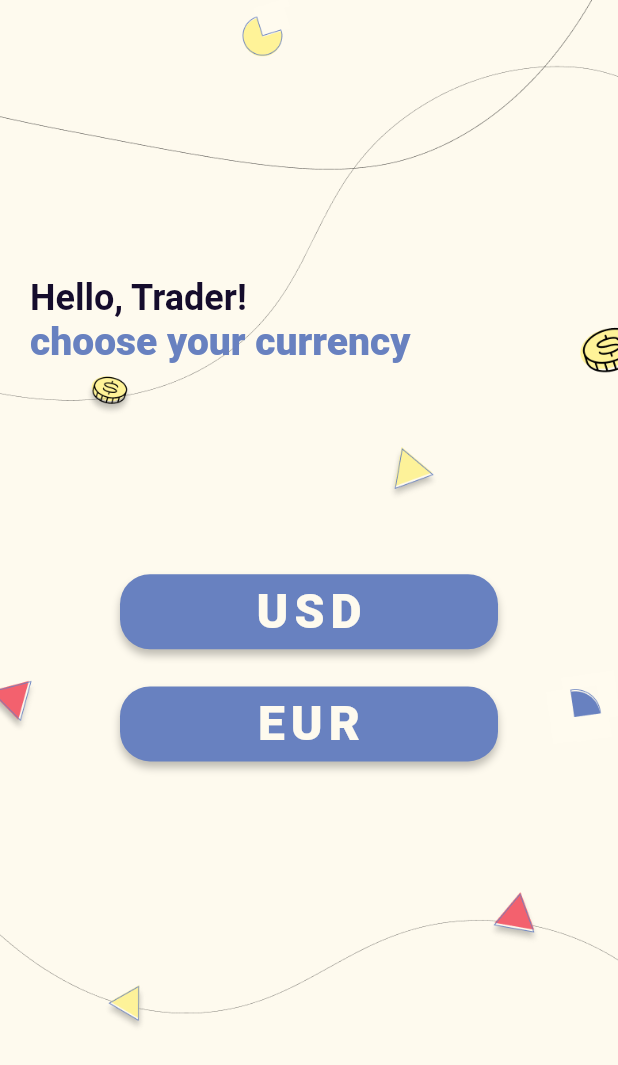
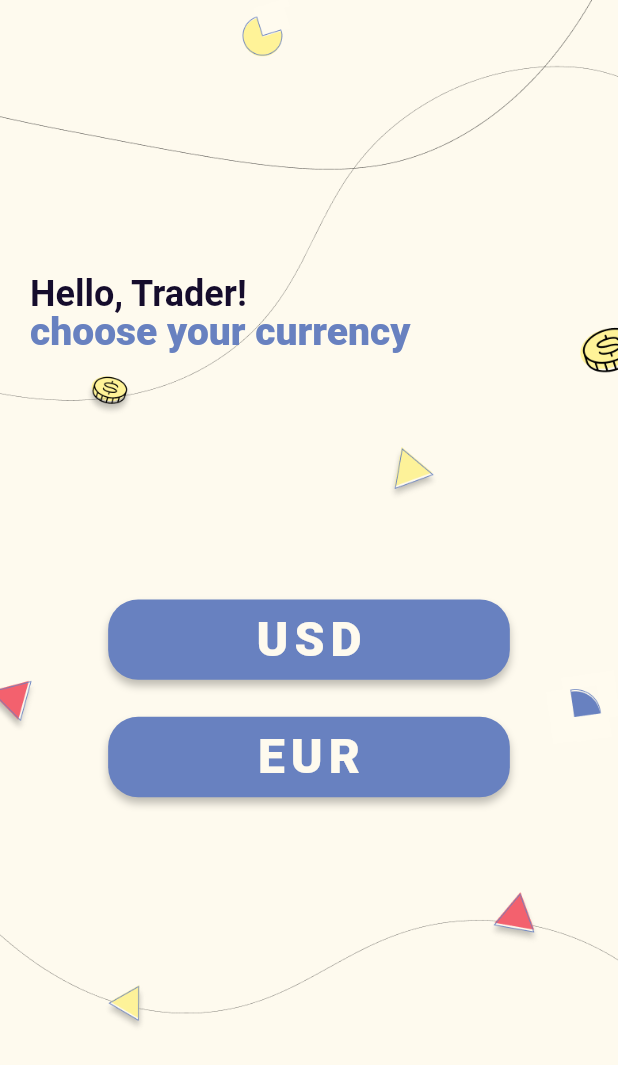
Before and after one commit to p-golba/kantor_euvic, a Flutter app: the screen it shows after launch, on a phone screen of 412 x 824 dp. Shown: the top 1065 px of the screen. Run offline on Flutter 3.47's test engine with Material 2 defaults, Android fonts, the light colour scheme and no system bars; our stand-ins replace google_fonts; generated files the repository leaves out were written again.

Commit message:
separate widgets, add theme, change folder structure

```diff
--- a/lib/app.dart
+++ b/lib/app.dart
@@ -1,17 +1,19 @@
 import 'package:flutter/material.dart';
 import 'package:flutter_gen/gen_l10n/app_localizations.dart';
-import 'package:kantor_euvic/home_page/view/home_page.dart';
+import 'package:kantor_euvic/pages/home_page/view/home_page.dart';
+import 'package:kantor_euvic/theme/app_theme.dart';
 
 class App extends StatelessWidget {
   const App({Key? key}) : super(key: key);
 
   @override
   Widget build(BuildContext context) {
-    return const MaterialApp(
+    return MaterialApp(
       debugShowCheckedModeBanner: false,
       localizationsDelegates: AppLocalizations.localizationsDelegates,
       supportedLocales: AppLocalizations.supportedLocales,
-      home: HomePage(),
+      theme: AppTheme().appTheme(),
+      home: const HomePage(),
     );
   }
 }
--- a/lib/home_page/view/home_page.dart
+++ /dev/null
@@ -1,133 +0,0 @@
-import 'package:flutter/material.dart';
-import 'package:flutter_gen/gen_l10n/app_localizations.dart';
-import 'package:google_fonts/google_fonts.dart';
-
-class HomePage extends StatelessWidget {
-  const HomePage({Key? key}) : super(key: key);
-
-  @override
-  Widget build(BuildContext context) {
-    return Container(
-      decoration: const BoxDecoration(
-        image: DecorationImage(
-          image: AssetImage('assets/bg.png'),
-          fit: BoxFit.cover,
-        ),
-      ),
-      child: Scaffold(
-        backgroundColor: Colors.transparent,
-        body: Padding(
-          padding: const EdgeInsets.all(20),
-          child: Column(
-            crossAxisAlignment: CrossAxisAlignment.start,
-            children: [
-              Padding(
-                padding: EdgeInsets.only(
-                  top: MediaQuery.of(context).size.height * 0.2,
-                ),
-                child: Column(
-                  crossAxisAlignment: CrossAxisAlignment.start,
-                  mainAxisAlignment: MainAxisAlignment.center,
-                  children: [
-                    Text(
-                      AppLocalizations.of(context)!.home_greetings,
-                      style: TextStyle(
-                        color: Color(0xff150C2C),
-                        fontSize: 24,
-                        fontWeight: FontWeight.w700,
-                        fontFamily:
-                            GoogleFonts.ibmPlexSansDevanagari().fontFamily,
-                      ),
-                    ),
-                    Text(
-                      AppLocalizations.of(context)!.choose,
-                      style: TextStyle(
-                        color: Color(0xff6881C0),
-                        fontSize: 26,
-                        fontWeight: FontWeight.w900,
-                        fontFamily:
-                            GoogleFonts.ibmPlexSansDevanagari().fontFamily,
-                      ),
-                    ),
-                  ],
-                ),
-              ),
-              Padding(
-                padding: EdgeInsets.only(
-                  top: MediaQuery.of(context).size.height * 0.17,
-                ),
-              ),
-              Align(
-                alignment: Alignment.center,
-                child: Container(
-                  width: 252,
-                  height: 50,
-                  decoration: BoxDecoration(
-                      borderRadius: BorderRadius.circular(20),
-                      color: Color(0xff6881C0),
-                      boxShadow: [
-                        BoxShadow(
-                          offset: Offset(0, 4),
-                          spreadRadius: 0,
-                          blurRadius: 4,
-                          color: Color.fromRGBO(0, 0, 0, 0.25),
-                        )
-                      ]),
-                  child: Center(
-                    child: Text(
-                      'USD',
-                      style: TextStyle(
-                        color: Color(0xffFEFAEE),
-                        fontFamily:
-                            GoogleFonts.ibmPlexSansDevanagari().fontFamily,
-                        fontWeight: FontWeight.w900,
-                        fontSize: 32,
-                        letterSpacing: 4,
-                      ),
-                    ),
-                  ),
-                ),
-              ),
-              Padding(
-                padding: EdgeInsets.only(
-                  top: MediaQuery.of(context).size.height * 0.03,
-                ),
-              ),
-              Align(
-                alignment: Alignment.center,
-                child: Container(
-                  width: 252,
-                  height: 50,
-                  decoration: BoxDecoration(
-                      borderRadius: BorderRadius.circular(20),
-                      color: Color(0xff6881C0),
-                      boxShadow: [
-                        BoxShadow(
-                          offset: Offset(0, 4),
-                          spreadRadius: 0,
-                          blurRadius: 4,
-                          color: Color.fromRGBO(0, 0, 0, 0.25),
-                        )
-                      ]),
-                  child: Center(
-                    child: Text(
-                      'EUR',
-                      style: TextStyle(
-                        color: Color(0xffFEFAEE),
-                        fontFamily:
-                            GoogleFonts.ibmPlexSansDevanagari().fontFamily,
-                        fontWeight: FontWeight.w900,
-                        fontSize: 32,
-                        letterSpacing: 4,
-                      ),
-                    ),
-                  ),
-                ),
-              ),
-            ],
-          ),
-        ),
-      ),
-    );
-  }
-}
--- /dev/null
+++ b/lib/pages/currency_info_page/currency_info_page.dart
@@ -0,0 +1,10 @@
+import 'package:flutter/material.dart';
+
+class CurrencyInfoPage extends StatelessWidget {
+  const CurrencyInfoPage({Key? key}) : super(key: key);
+
+  @override
+  Widget build(BuildContext context) {
+    return const Placeholder();
+  }
+}
--- /dev/null
+++ b/lib/pages/home_page/view/home_page.dart
@@ -0,0 +1,80 @@
+import 'package:flutter/material.dart';
+import 'package:flutter_gen/gen_l10n/app_localizations.dart';
+import 'package:kantor_euvic/pages/home_page/widgets/widgets.dart';
+
+class HomePage extends StatelessWidget {
+  const HomePage({Key? key}) : super(key: key);
+
+  @override
+  Widget build(BuildContext context) {
+    return Container(
+      decoration: const BoxDecoration(
+        image: DecorationImage(
+          image: AssetImage('assets/bg.png'),
+          fit: BoxFit.cover,
+        ),
+      ),
+      child: Scaffold(
+        backgroundColor: Colors.transparent,
+        body: Padding(
+          padding: const EdgeInsets.all(20),
+          child: Column(
+            crossAxisAlignment: CrossAxisAlignment.start,
+            children: [
+              Padding(
+                padding: EdgeInsets.only(
+                  top: MediaQuery.of(context).size.height * 0.2,
+                ),
+                child: Column(
+                  crossAxisAlignment: CrossAxisAlignment.start,
+                  children: [
+                    Text(
+                      AppLocalizations.of(context)!.home_greetings,
+                      style: const TextStyle(
+                        color: Color(0xff150C2C),
+                        fontSize: 24,
+                        fontWeight: FontWeight.w700,
+                        height: 1.0
+                      ),
+                    ),
+                    Text(
+                      AppLocalizations.of(context)!.choose,
+                      style: const TextStyle(
+                        color: Color(0xff6881C0),
+                        fontSize: 26,
+                        fontWeight: FontWeight.w900,
+                        height: 1.0
+                      ),
+                    ),
+                  ],
+                ),
+              ),
+              Padding(
+                padding: EdgeInsets.only(
+                  top: MediaQuery.of(context).size.height * 0.2,
+                ),
+              ),
+              const Align(
+                alignment: Alignment.center,
+                child: MainButton(
+                  buttonText: 'USD',
+                ),
+              ),
+              Padding(
+                padding: EdgeInsets.only(
+                  top: MediaQuery.of(context).size.height * 0.03,
+                ),
+              ),
+              const Align(
+                alignment: Alignment.center,
+                child: MainButton(
+                  buttonText: 'EUR',
+                ),
+              ),
+            ],
+          ),
+        ),
+      ),
+    );
+  }
+}
--- /dev/null
+++ b/lib/pages/home_page/widgets/main_button.dart
@@ -0,0 +1,35 @@
+import 'package:flutter/material.dart';
+
+class MainButton extends StatelessWidget {
+  final String buttonText;
+
+  const MainButton({
+    required this.buttonText,
+    Key? key,
+  }) : super(key: key);
+
+  @override
+  Widget build(BuildContext context) {
+    return Container(
+      width: MediaQuery.of(context).size.width * 0.65,
+      height: MediaQuery.of(context).size.height * 0.065,
+      decoration: BoxDecoration(
+          borderRadius: BorderRadius.circular(20),
+          color: const Color(0xff6881C0),
+          boxShadow: const [
+            BoxShadow(
+              offset: Offset(0, 4),
+              spreadRadius: 0,
+              blurRadius: 4,
+              color: Color.fromRGBO(0, 0, 0, 0.25),
+            )
+          ]),
+      child: Center(
+        child: Text(
+          buttonText,
+          style: Theme.of(context).textTheme.labelMedium,
+        ),
+      ),
+    );
+  }
+}
--- /dev/null
+++ b/lib/pages/home_page/widgets/widgets.dart
@@ -0,0 +1 @@
+export 'main_button.dart';
--- /dev/null
+++ b/lib/theme/app_theme.dart
@@ -0,0 +1,18 @@
+import 'package:flutter/material.dart';
+import 'package:google_fonts/google_fonts.dart';
+
+class AppTheme {
+  ThemeData appTheme() {
+    return ThemeData(
+      fontFamily: GoogleFonts.ibmPlexSansDevanagari().fontFamily,
+      textTheme: const TextTheme(
+        labelMedium: TextStyle(
+          color: Color(0xffFEFAEE),
+          fontWeight: FontWeight.w900,
+          fontSize: 32,
+          letterSpacing: 4,
+        )
+      )
+    );
+  }
+}
```
